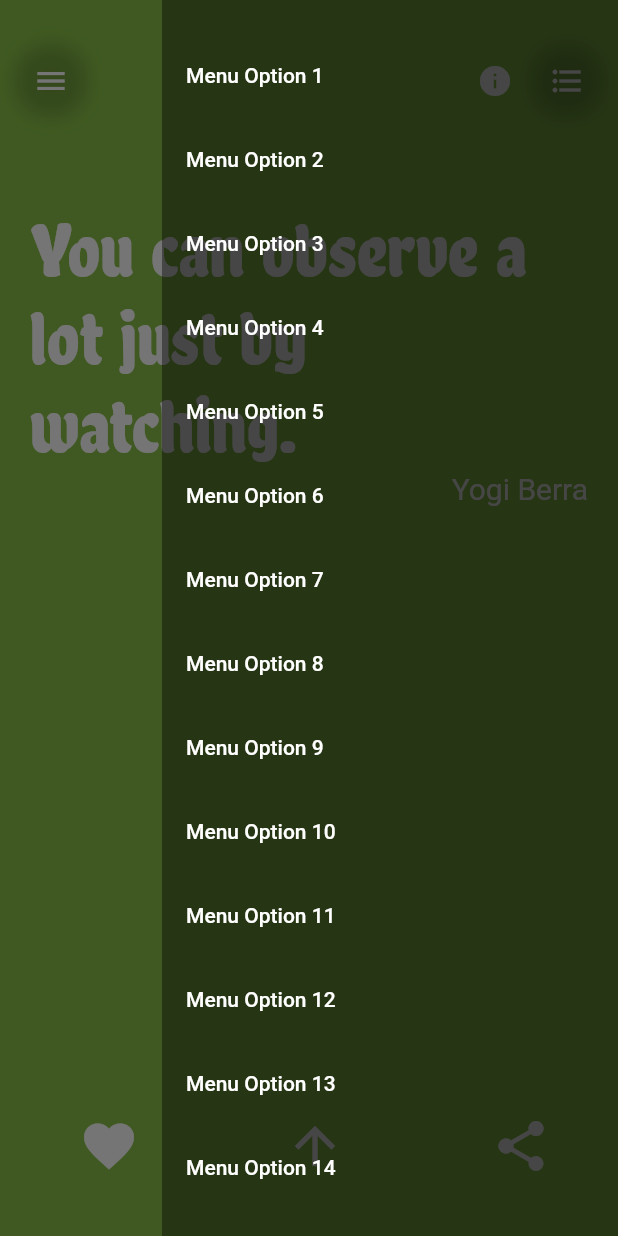
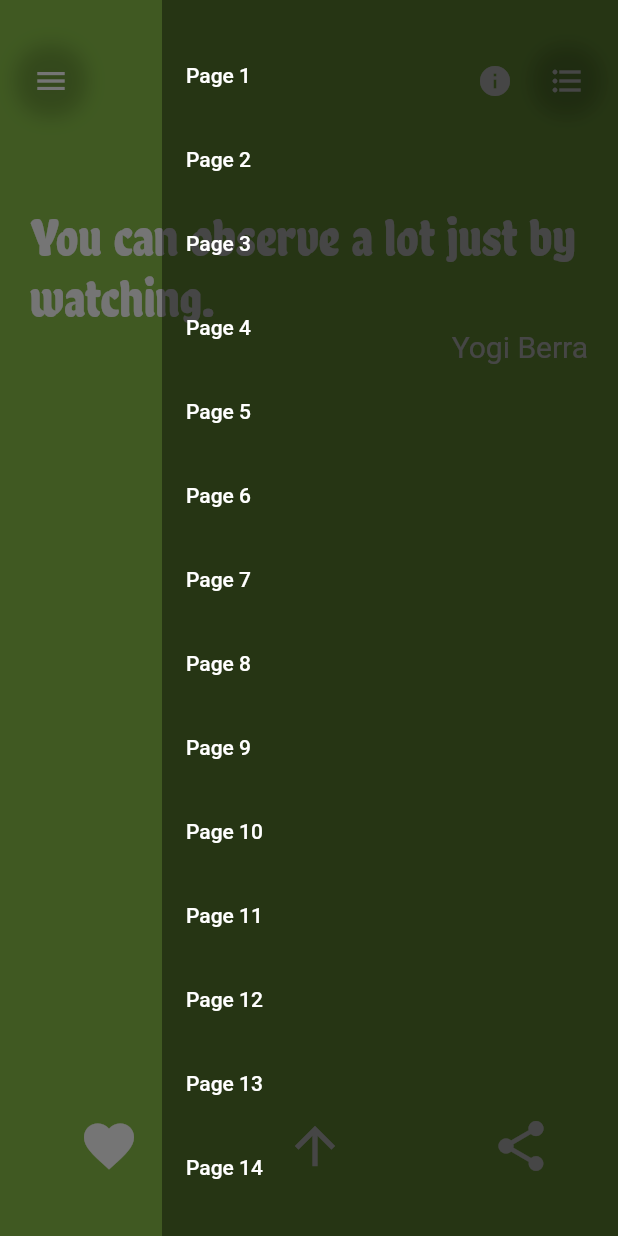
Before and after one commit to dhayaec/quotes_app, a Flutter app: the screen it shows after launch, scrolled down 576 dp, after a tap on the "format list bulleted" icon, on a phone screen of 412 x 824 dp. Run offline on Flutter 3.47's test engine with Material 2 defaults, Android fonts, the phone set to English and light mode, and no system bars; our stand-ins replace share.

Commit message:
add dynamic font size

```diff
--- a/lib/main.dart
+++ b/lib/main.dart
@@ -1,4 +1,5 @@
 import 'dart:convert';
+import 'dart:math';
 import 'package:flutter/material.dart';
 import 'package:share/share.dart';
 
@@ -104,13 +105,20 @@ class PageViewExample extends StatelessWidget {
                     color: colorList[index % colorList.length],
                     child: Column(
                       children: <Widget>[
-                        Text(
-                          quoteText,
-                          style: TextStyle(
-                              color: Colors.white,
-                              fontFamily: fontFamily[index % fontFamily.length],
-                              fontSize: 50.0),
-                        ),
+                        LayoutBuilder(builder: (context, constraint) {
+                          var fontSizeFactor = min(constraint.biggest.height,
+                                      constraint.biggest.width) /
+                                  quoteText.length +
+                              25;
+                          return Text(
+                            quoteText,
+                            style: TextStyle(
+                                color: Colors.white,
+                                fontFamily:
+                                    fontFamily[index % fontFamily.length],
+                                fontSize: fontSizeFactor),
+                          );
+                        }),
                         Align(
                           alignment: Alignment.bottomRight,
                           child: Text(
@@ -238,8 +246,8 @@ class PageViewExample extends StatelessWidget {
     );
   }
 
-  Widget _buildDrawer(BuildContext context, {int count = 20}) {
-    final items = List<String>.generate(count, (i) => "Menu Option ${i+1}");
+  Widget _buildDrawer(BuildContext context, {int count = 82}) {
+    final items = List<String>.generate(count, (i) => "Page ${i+1}");
 
     return Drawer(
       elevation: 0.0,
@@ -254,6 +262,9 @@ class PageViewExample extends StatelessWidget {
                 style: TextStyle(color: Colors.white),
               ),
               onTap: () {
+                var page = index * 20;
+                controllder.animateToPage(page,
+                    duration: Duration(seconds: 1), curve: ElasticInOutCurve());
                 Navigator.pop(context);
               },
             );
```
